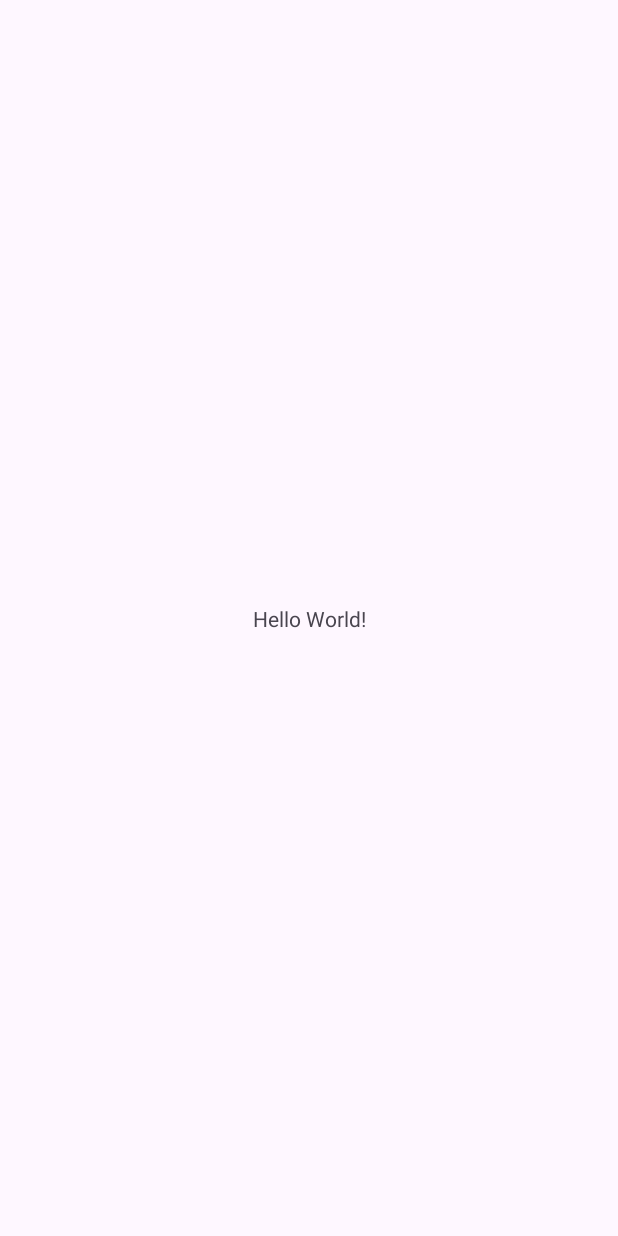
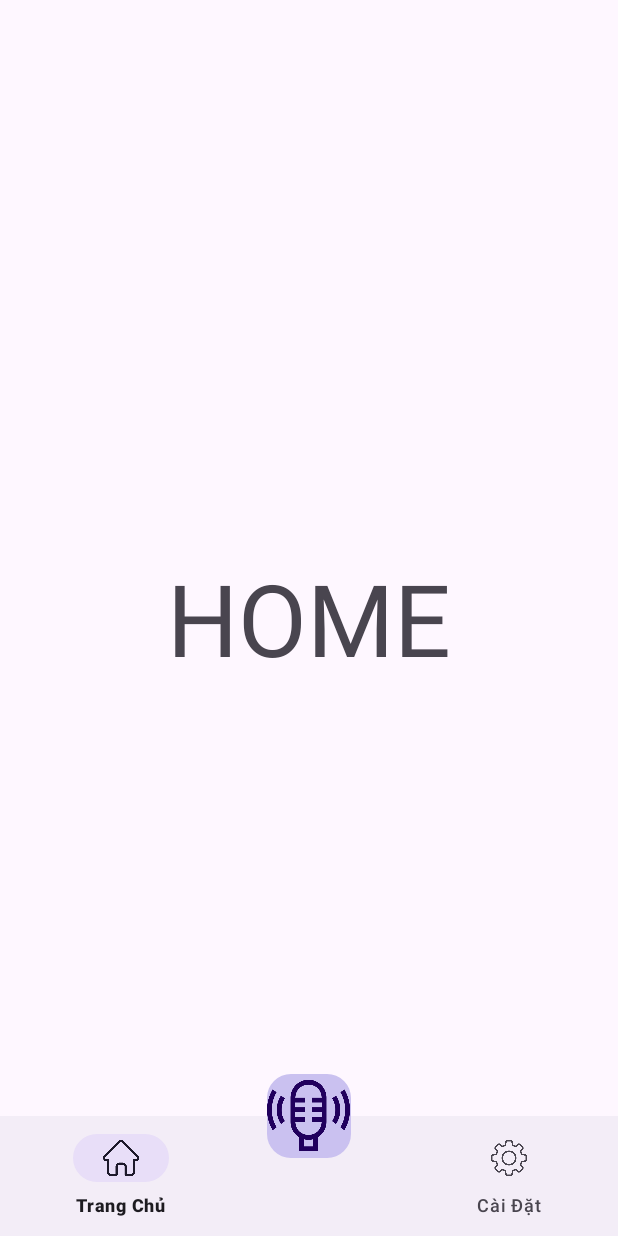
Before and after one commit to AnhKhoa027/SmartGlass, an Android app: the screen it shows after launch (MainActivity), on a phone screen of 412 x 824 dp. Before the commit the screen is almost empty. Run offline under Robolectric (Android 15) with nearby library versions, the phone set to English and light mode, and no system bars.

Commit message:
Anh Khoa: Update Bottom Navigation

```diff
--- a/app/build.gradle.kts
+++ b/app/build.gradle.kts
@@ -33,6 +33,9 @@ android {
     kotlinOptions {
         jvmTarget = "11"
     }
+    buildFeatures{
+        viewBinding = true
+    }
 }
 
 dependencies {
--- /dev/null
+++ b/app/src/main/java/com/example/smartglass/HomeFragment.kt
@@ -0,0 +1,59 @@
+package com.example.smartglass
+
+import android.os.Bundle
+import androidx.fragment.app.Fragment
+import android.view.LayoutInflater
+import android.view.View
+import android.view.ViewGroup
+
+// TODO: Rename parameter arguments, choose names that match
+// the fragment initialization parameters, e.g. ARG_ITEM_NUMBER
+private const val ARG_PARAM1 = "param1"
+private const val ARG_PARAM2 = "param2"
+
+/**
+ * A simple [Fragment] subclass.
+ * Use the [HomeFragment.newInstance] factory method to
+ * create an instance of this fragment.
+ */
+class HomeFragment : Fragment() {
+    // TODO: Rename and change types of parameters
+    private var param1: String? = null
+    private var param2: String? = null
+
+    override fun onCreate(savedInstanceState: Bundle?) {
+        super.onCreate(savedInstanceState)
+        arguments?.let {
+            param1 = it.getString(ARG_PARAM1)
+            param2 = it.getString(ARG_PARAM2)
+        }
+    }
+
+    override fun onCreateView(
+        inflater: LayoutInflater, container: ViewGroup?,
+        savedInstanceState: Bundle?
+    ): View? {
+        // Inflate the layout for this fragment
+        return inflater.inflate(R.layout.fragment_home, container, false)
+    }
+
+    companion object {
+        /**
+         * Use this factory method to create a new instance of
+         * this fragment using the provided parameters.
+         *
+         * @param param1 Parameter 1.
+         * @param param2 Parameter 2.
+         * @return A new instance of fragment HomeFragment.
+         */
+        // TODO: Rename and change types and number of parameters
+        @JvmStatic
+        fun newInstance(param1: String, param2: String) =
+            HomeFragment().apply {
+                arguments = Bundle().apply {
+                    putString(ARG_PARAM1, param1)
+                    putString(ARG_PARAM2, param2)
+                }
+            }
+    }
+}
--- a/app/src/main/java/com/example/smartglass/MainActivity.kt
+++ b/app/src/main/java/com/example/smartglass/MainActivity.kt
@@ -5,16 +5,41 @@ import androidx.activity.enableEdgeToEdge
 import androidx.appcompat.app.AppCompatActivity
 import androidx.core.view.ViewCompat
 import androidx.core.view.WindowInsetsCompat
+import com.google.android.material.bottomnavigation.BottomNavigationView
+import androidx.fragment.app.Fragment
 
 class MainActivity : AppCompatActivity() {
+
     override fun onCreate(savedInstanceState: Bundle?) {
         super.onCreate(savedInstanceState)
         enableEdgeToEdge()
         setContentView(R.layout.activity_main)
+
         ViewCompat.setOnApplyWindowInsetsListener(findViewById(R.id.main)) { v, insets ->
             val systemBars = insets.getInsets(WindowInsetsCompat.Type.systemBars())
             v.setPadding(systemBars.left, systemBars.top, systemBars.right, systemBars.bottom)
             insets
         }
+
+        // Set fragment mặc định khi mở app
+        supportFragmentManager.beginTransaction()
+            .replace(R.id.frame_layout, HomeFragment())
+            .commit()
+
+        // Xử lý bottom navigation
+        val bottomNavigationView = findViewById<BottomNavigationView>(R.id.bottom_navigation_view)
+        bottomNavigationView.setOnItemSelectedListener { item ->
+            val selectedFragment: Fragment = when (item.itemId) {
+                R.id.home -> HomeFragment()
+                R.id.setting -> SettingFragment()
+                else -> HomeFragment()
+            }
+
+            supportFragmentManager.beginTransaction()
+                .replace(R.id.frame_layout, selectedFragment)
+                .commit()
+
+            true
+        }
     }
 }
--- /dev/null
+++ b/app/src/main/res/color/nav_item_color.xml
@@ -0,0 +1,5 @@
+<?xml version="1.0" encoding="utf-8"?>
+<selector xmlns:android="http://schemas.android.com/apk/res/android">
+    <item android:color="@color/purple_500" android:state_checked="true" />
+    <item android:color="@color/gray" />
+</selector>
--- a/app/src/main/res/layout/activity_main.xml
+++ b/app/src/main/res/layout/activity_main.xml
@@ -1,5 +1,6 @@
 <?xml version="1.0" encoding="utf-8"?>
-<androidx.constraintlayout.widget.ConstraintLayout xmlns:android="http://schemas.android.com/apk/res/android"
+<androidx.coordinatorlayout.widget.CoordinatorLayout
+    xmlns:android="http://schemas.android.com/apk/res/android"
     xmlns:app="http://schemas.android.com/apk/res-auto"
     xmlns:tools="http://schemas.android.com/tools"
     android:id="@+id/main"
@@ -7,13 +8,44 @@
     android:layout_height="match_parent"
     tools:context=".MainActivity">
 
-    <TextView
+    <FrameLayout
+        android:id="@+id/frame_layout"
+        android:layout_width="match_parent"
+        android:layout_height="match_parent" />
+
+    <com.google.android.material.bottomappbar.BottomAppBar
+        android:id="@+id/bottom_app_bar"
+        android:layout_width="match_parent"
+        android:layout_height="wrap_content"
+        android:layout_gravity="bottom"
+        android:background="@color/white"
+        app:fabAlignmentMode="center"
+        app:fabCradleMargin="10dp"
+        app:fabCradleRoundedCornerRadius="40dp"
+        app:fabCradleVerticalOffset="5dp">
+
+        <com.google.android.material.bottomnavigation.BottomNavigationView
+            android:id="@+id/bottom_navigation_view"
+            android:layout_width="match_parent"
+            android:layout_height="wrap_content"
+            android:background="@android:color/transparent"
+            app:labelVisibilityMode="labeled"
+            app:menu="@menu/bottom_menu" />
+    </com.google.android.material.bottomappbar.BottomAppBar>
+
+    <com.google.android.material.floatingactionbutton.FloatingActionButton
+        android:id="@+id/fab"
         android:layout_width="wrap_content"
         android:layout_height="wrap_content"
-        android:text="Hello World!"
-        app:layout_constraintBottom_toBottomOf="parent"
-        app:layout_constraintEnd_toEndOf="parent"
-        app:layout_constraintStart_toStartOf="parent"
-        app:layout_constraintTop_toTopOf="parent" />
+        android:layout_gravity="center_horizontal|bottom"
+        android:layout_marginBottom="40dp"
+        android:src="@drawable/microphone_2"
+        app:backgroundTint="@color/white_violet"
+        app:layout_anchor="@id/bottom_app_bar"
+        app:layout_anchorGravity="center"
+        app:maxImageSize="55dp"
+        android:contentDescription="@string/voice_input"
+        app:itemIconTint="@color/nav_item_color"
+        app:itemTextColor="@color/nav_item_color"/>
 
-</androidx.constraintlayout.widget.ConstraintLayout>
+</androidx.coordinatorlayout.widget.CoordinatorLayout>
--- /dev/null
+++ b/app/src/main/res/layout/fragment_home.xml
@@ -0,0 +1,16 @@
+<?xml version="1.0" encoding="utf-8"?>
+<FrameLayout xmlns:android="http://schemas.android.com/apk/res/android"
+    xmlns:tools="http://schemas.android.com/tools"
+    android:layout_width="match_parent"
+    android:layout_height="match_parent"
+    tools:context=".HomeFragment">
+
+    <!-- TODO: Update blank fragment layout -->
+    <TextView
+        android:layout_width="match_parent"
+        android:layout_height="match_parent"
+        android:text="HOME"
+        android:gravity="center"
+        android:textSize="100px"/>
+
+</FrameLayout>
--- /dev/null
+++ b/app/src/main/res/menu/bottom_menu.xml
@@ -0,0 +1,21 @@
+<?xml version="1.0" encoding="utf-8"?>
+<menu xmlns:android="http://schemas.android.com/apk/res/android">
+
+
+    <item
+        android:id="@+id/home"
+        android:title="Trang Chủ"
+        android:icon="@drawable/home"/>
+
+
+    <item
+        android:id="@+id/mic"
+        android:title=""
+        android:enabled="false"/>
+
+    <item
+        android:id="@+id/setting"
+        android:title="Cài Đặt"
+        android:icon="@drawable/settings"/>
+
+</menu>
--- a/app/src/main/res/values/colors.xml
+++ b/app/src/main/res/values/colors.xml
@@ -2,4 +2,7 @@
 <resources>
     <color name="black">#FF000000</color>
     <color name="white">#FFFFFFFF</color>
+    <color name="white_violet">#CAC1F0</color>
+    <color name="purple_500">#6200EE</color>
+    <color name="gray">#9E9E9E</color>
 </resources>
--- a/app/src/main/res/values/strings.xml
+++ b/app/src/main/res/values/strings.xml
@@ -1,3 +1,6 @@
 <resources>
     <string name="app_name">SmartGlass</string>
+    <string name="voice_input">Voice input</string>
+    <!-- TODO: Remove or change this placeholder text -->
+    <string name="hello_blank_fragment">Hello blank fragment</string>
 </resources>
```
Also changed, not shown: app/src/main/java/com/example/smartglass/SettingFragment.kt (added, +59 -0 lines), app/src/main/res/layout/fragment_setting.xml (added, +17 -0 lines), app/src/main/res/drawable/microphone_2.png (added).
